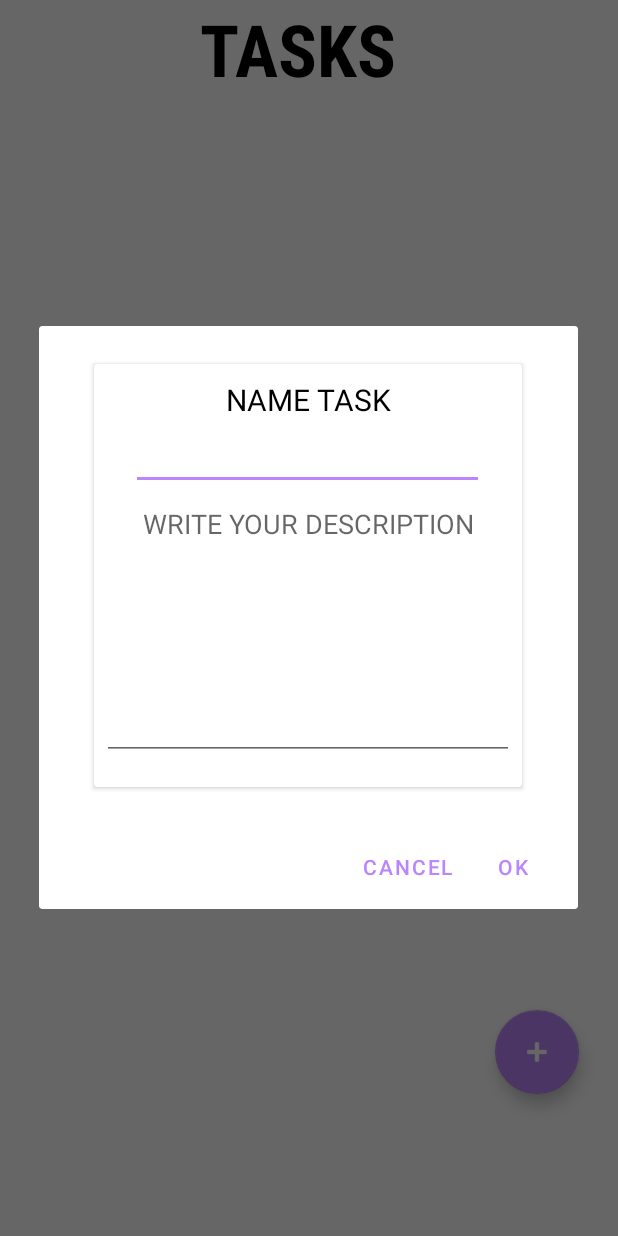
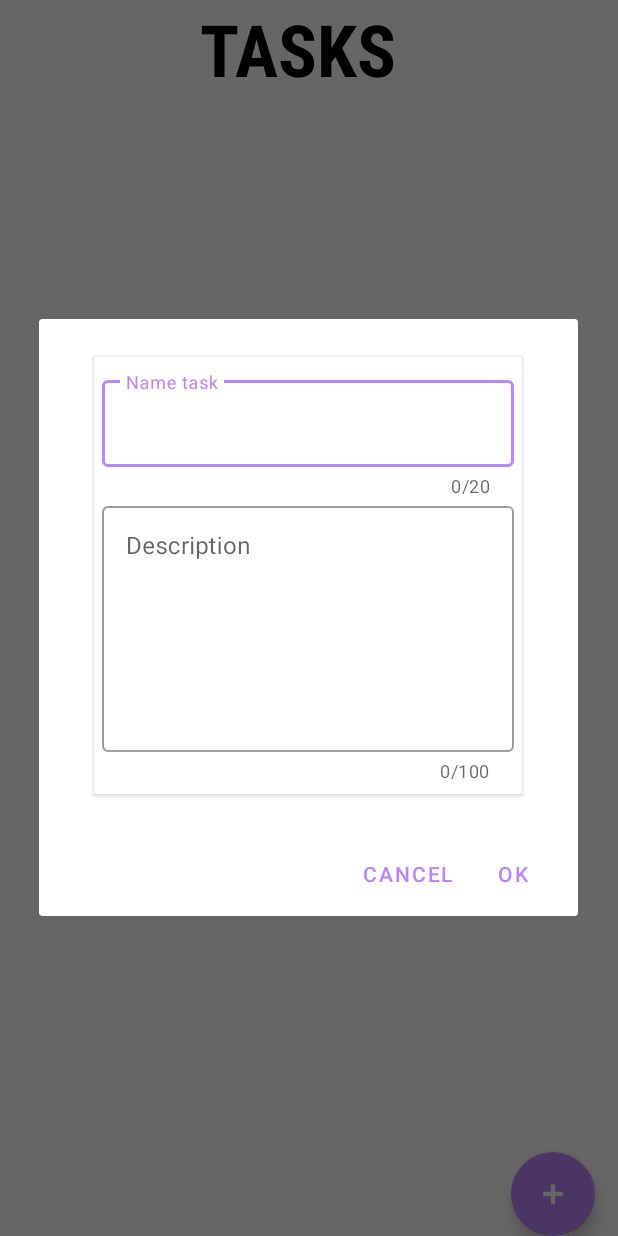
Before and after one commit to Mateocaicedo/Taller, an Android app: the screen it shows after launch (MainActivity), after a tap on an icon or button, on a phone screen of 412 x 824 dp. Run offline under Robolectric (Android 15) with nearby library versions, the phone set to English and light mode, and no system bars.

```diff
--- a/app/src/main/res/layout/activity_agregar.xml
+++ b/app/src/main/res/layout/activity_agregar.xml
@@ -8,7 +8,7 @@
 
     <androidx.cardview.widget.CardView
         android:layout_width="285dp"
-        android:layout_height="282dp"
+        android:layout_height="291dp"
         android:layout_gravity="center"
         android:layout_margin="25dp">
 
@@ -19,56 +19,48 @@
             android:layout_marginBottom="10dp"
             android:orientation="vertical">
 
-            <TextView
-                android:id="@+id/textView2"
-                android:layout_width="197dp"
-                android:layout_height="34dp"
-                android:layout_gravity="center"
-                android:text="NAME TASK"
-                android:textAlignment="center"
-                android:textColor="#000000"
-                android:textSize="20sp"
-                app:layout_constraintBottom_toBottomOf="parent"
-                app:layout_constraintEnd_toEndOf="parent"
-                app:layout_constraintStart_toStartOf="parent"
-                app:layout_constraintTop_toTopOf="parent"
-                app:layout_constraintVertical_bias="0.261" />
-
-            <EditText
-                android:id="@+id/nombret"
-                style="@style/Widget.AppCompat.EditText"
-                android:layout_width="235dp"
-                android:layout_height="40dp"
-                android:layout_gravity="center"
-                android:width="50dp"
-                android:ems="10"
-                android:inputType="textPersonName"
-                android:lineSpacingExtra="8sp"
-                android:singleLine="false"
-                android:textAlignment="viewStart"
-                android:textColor="#151515"
-                app:layout_constraintBottom_toBottomOf="parent"
-                app:layout_constraintEnd_toEndOf="parent"
-                app:layout_constraintStart_toStartOf="parent"
-                app:layout_constraintTop_toTopOf="parent"
-                app:layout_constraintVertical_bias="0.325" />
-
-            <EditText
-                android:id="@+id/desc"
+            <com.google.android.material.textfield.TextInputLayout
+                style="@style/Widget.MaterialComponents.TextInputLayout.OutlinedBox"
                 android:layout_width="match_parent"
-                android:layout_height="180dp"
+                android:layout_height="wrap_content"
                 android:layout_marginLeft="5dp"
                 android:layout_marginRight="5dp"
-                android:gravity="top"
-                android:hint="WRITE YOUR DESCRIPTION"
-                android:inputType="textMultiLine|text"
-                android:textAlignment="center"
-                app:layout_constraintBottom_toBottomOf="parent"
-                app:layout_constraintEnd_toEndOf="parent"
-                app:layout_constraintHorizontal_bias="0.493"
-                app:layout_constraintStart_toStartOf="parent"
-                app:layout_constraintTop_toTopOf="parent"
-                app:layout_constraintVertical_bias="0.452" />
+                app:counterEnabled="true"
+                app:counterMaxLength="20">
+
+                <com.google.android.material.textfield.TextInputEditText
+                    android:id="@+id/nombret"
+                    android:layout_width="match_parent"
+                    android:layout_height="58dp"
+                    android:hint="Name task"
+                    android:maxLength="20"
+
+                    android:gravity="start"
+
+                    />
+
+            </com.google.android.material.textfield.TextInputLayout>
+
+            <com.google.android.material.textfield.TextInputLayout
+                style="@style/Widget.MaterialComponents.TextInputLayout.OutlinedBox"
+                android:layout_width="match_parent"
+                android:layout_height="204dp"
+                android:layout_marginLeft="5dp"
+                android:layout_marginRight="5dp"
+                app:counterEnabled="true"
+                app:counterMaxLength="100">
+
+                <com.google.android.material.textfield.TextInputEditText
+                    android:id="@+id/desc"
+
+                    android:layout_width="match_parent"
+                    android:layout_height="164dp"
+                    android:hint="Description"
+                    android:maxLength="100"
+                    android:gravity="start" />
+
+            </com.google.android.material.textfield.TextInputLayout>
+
         </LinearLayout>
 
     </androidx.cardview.widget.CardView>
--- a/app/src/main/res/layout/activity_main.xml
+++ b/app/src/main/res/layout/activity_main.xml
@@ -33,15 +33,13 @@
     <androidx.recyclerview.widget.RecyclerView
         android:id="@+id/listareciclada"
         android:layout_width="match_parent"
-        android:layout_height="715dp"
+        android:layout_height="match_parent"
         android:layout_alignParentStart="true"
         android:layout_alignParentTop="true"
         android:layout_alignParentEnd="true"
         android:layout_centerHorizontal="true"
         android:layout_gravity="center"
-        android:layout_marginStart="0dp"
         android:layout_marginTop="57dp"
-        android:layout_marginEnd="0dp"
         app:layout_constraintBottom_toBottomOf="parent"
         app:layout_constraintEnd_toEndOf="parent"
         app:layout_constraintHorizontal_bias="0.533"
@@ -53,21 +51,14 @@
 
     <com.google.android.material.floatingactionbutton.FloatingActionButton
         android:id="@+id/btnadd"
+        app:layout_anchor="@id/btnadd"
         android:layout_width="wrap_content"
         android:layout_height="wrap_content"
-        android:layout_alignParentTop="true"
+        android:layout_margin="15dp"
+        android:layout_alignParentBottom="true"
         android:layout_alignParentEnd="true"
-        android:layout_gravity="end"
-        android:layout_marginTop="673dp"
-        android:layout_marginEnd="26dp"
         android:clickable="true"
         app:backgroundTint="#BB86FC"
-        app:layout_constraintBottom_toBottomOf="parent"
-        app:layout_constraintEnd_toEndOf="parent"
-        app:layout_constraintHorizontal_bias="0.955"
-        app:layout_constraintStart_toStartOf="parent"
-        app:layout_constraintTop_toTopOf="parent"
-        app:layout_constraintVertical_bias="0.97"
         app:srcCompat="@android:drawable/ic_input_add" />
 
 </RelativeLayout>
```
